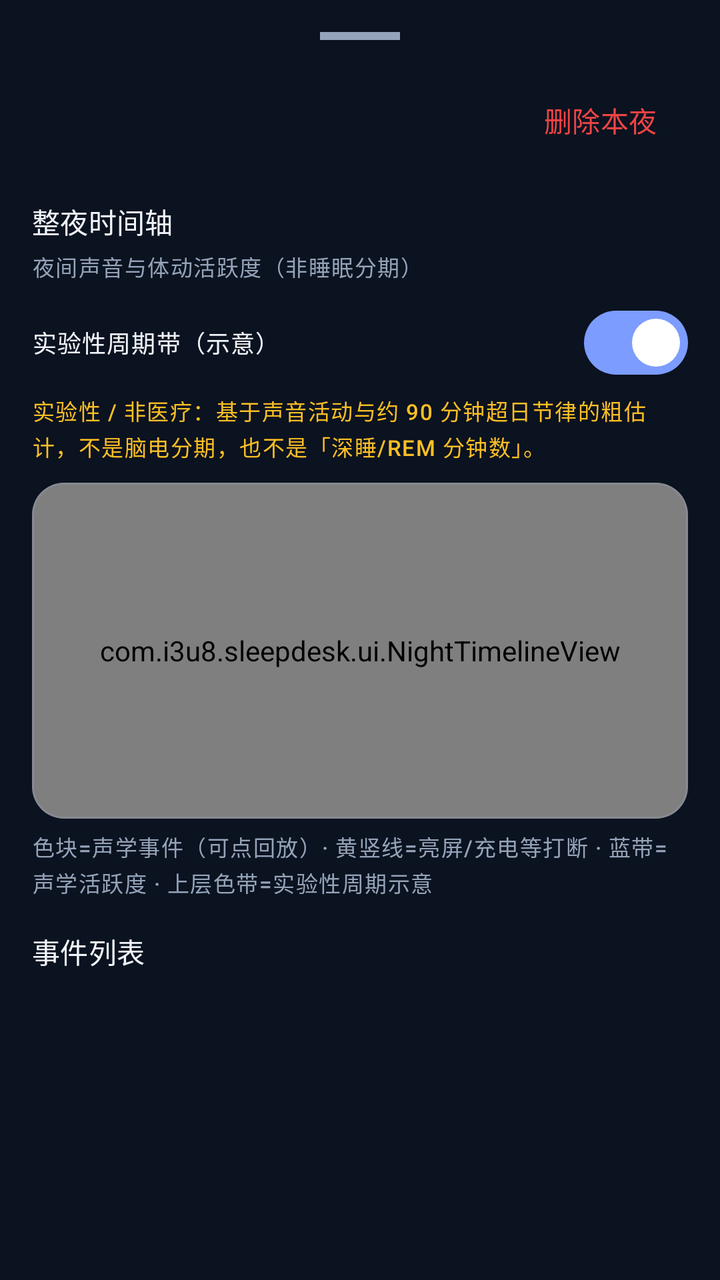
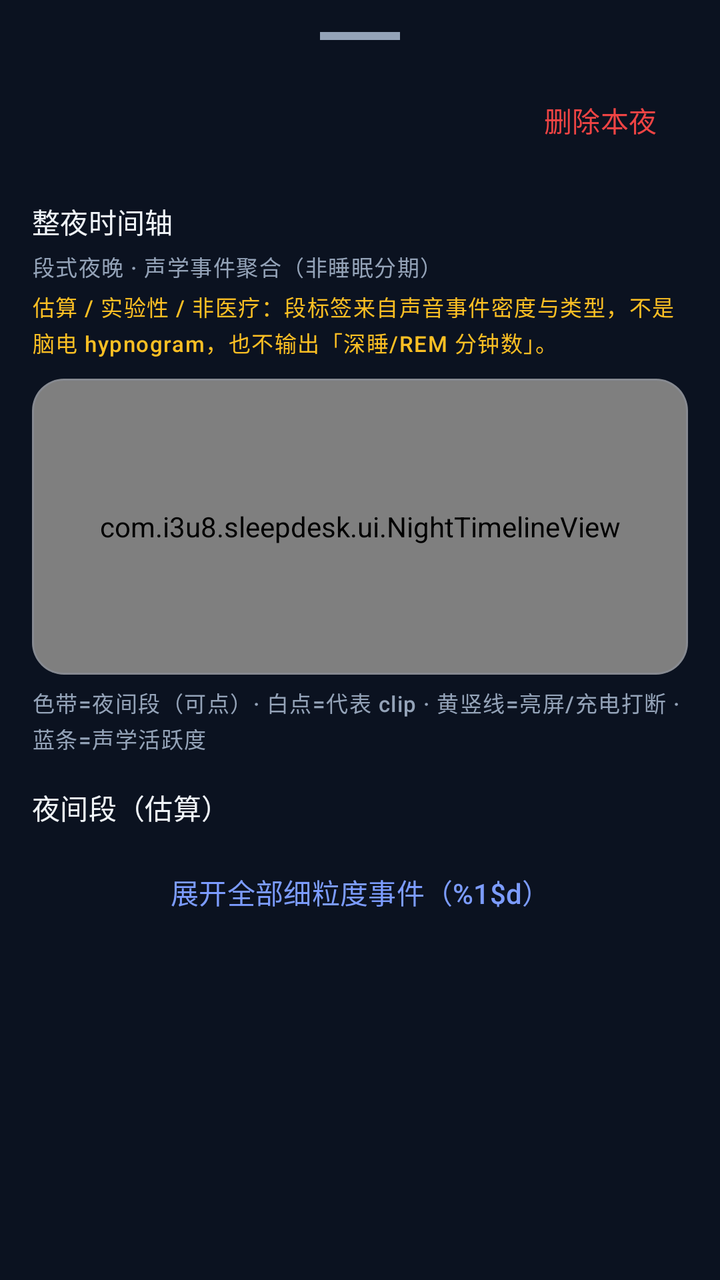

Compare the two renders of this Android layout. The source of the first and the diff that turns it into the second are given below.
<!-- AndroidManifest.xml: application theme Theme.SleepDesk -->
<!-- res/layout/bottom_sheet_session_detail.xml -->
<?xml version="1.0" encoding="utf-8"?>
<androidx.core.widget.NestedScrollView xmlns:android="http://schemas.android.com/apk/res/android"
    xmlns:app="http://schemas.android.com/apk/res-auto"
    android:layout_width="match_parent"
    android:layout_height="wrap_content"
    android:fillViewport="true"
    android:background="@color/bg">

    <LinearLayout
        android:layout_width="match_parent"
        android:layout_height="wrap_content"
        android:orientation="vertical"
        android:paddingStart="16dp"
        android:paddingEnd="16dp"
        android:paddingTop="16dp"
        android:paddingBottom="28dp"
        android:minHeight="420dp">

        <View
            android:layout_width="40dp"
            android:layout_height="4dp"
            android:layout_gravity="center_horizontal"
            android:layout_marginBottom="14dp"
            android:background="@color/muted" />

        <LinearLayout
            android:layout_width="match_parent"
            android:layout_height="wrap_content"
            android:orientation="horizontal"
            android:gravity="center_vertical">

            <LinearLayout
                android:layout_width="0dp"
                android:layout_height="wrap_content"
                android:layout_weight="1"
                android:orientation="vertical">

                <TextView
                    android:id="@+id/tvSessionTitle"
                    android:layout_width="match_parent"
                    android:layout_height="wrap_content"
                    android:textAppearance="?attr/textAppearanceTitleLarge"
                    android:textColor="@color/on_bg"
                    android:textStyle="bold" />

                <TextView
                    android:id="@+id/tvSessionSubtitle"
                    android:layout_width="match_parent"
                    android:layout_height="wrap_content"
                    android:layout_marginTop="4dp"
                    android:textAppearance="?attr/textAppearanceBodyMedium"
                    android:textColor="@color/muted" />
            </LinearLayout>

            <com.google.android.material.button.MaterialButton
                android:id="@+id/btnDeleteSession"
                style="@style/Widget.Material3.Button.TextButton"
                android:layout_width="wrap_content"
                android:layout_height="wrap_content"
                android:text="@string/btn_delete_night"
                android:textColor="@color/stop_red"
                android:textAllCaps="false" />
        </LinearLayout>

        
        <TextView
            android:layout_width="match_parent"
            android:layout_height="wrap_content"
            android:layout_marginTop="14dp"
            android:text="@string/timeline_title"
            android:textAppearance="?attr/textAppearanceTitleSmall"
            android:textColor="@color/on_bg" />

        <TextView
            android:id="@+id/tvActivityLabel"
            android:layout_width="match_parent"
            android:layout_height="wrap_content"
            android:layout_marginTop="4dp"
            android:text="@string/timeline_activity_label"
            android:textAppearance="?attr/textAppearanceLabelSmall"
            android:textColor="@color/muted" />

        <com.google.android.material.materialswitch.MaterialSwitch
            android:id="@+id/switchCycles"
            android:layout_width="match_parent"
            android:layout_height="wrap_content"
            android:layout_marginTop="6dp"
            android:checked="true"
            android:text="@string/timeline_cycle_toggle"
            android:textAppearance="?attr/textAppearanceBodySmall"
            android:textColor="@color/on_bg" />

        <TextView
            android:id="@+id/tvCycleDisclaimer"
            android:layout_width="match_parent"
            android:layout_height="wrap_content"
            android:layout_marginTop="2dp"
            android:text="@string/timeline_cycle_disclaimer"
            android:textAppearance="?attr/textAppearanceLabelSmall"
            android:textColor="@color/warning"
            android:lineSpacingExtra="2dp" />

        <com.google.android.material.card.MaterialCardView
            android:layout_width="match_parent"
            android:layout_height="wrap_content"
            android:layout_marginTop="10dp"
            app:cardBackgroundColor="@color/card_bg"
            app:cardCornerRadius="16dp"
            app:cardElevation="0dp"
            app:strokeWidth="1dp"
            app:strokeColor="@color/card_stroke">

            <com.i3u8.sleepdesk.ui.NightTimelineView
                android:id="@+id/nightTimeline"
                android:layout_width="match_parent"
                android:layout_height="168dp"
                android:padding="4dp" />
        </com.google.android.material.card.MaterialCardView>

        <TextView
            android:layout_width="match_parent"
            android:layout_height="wrap_content"
            android:layout_marginTop="6dp"
            android:text="@string/timeline_legend"
            android:textAppearance="?attr/textAppearanceLabelSmall"
            android:textColor="@color/muted"
            android:lineSpacingExtra="2dp" />

        <TextView
            android:layout_width="match_parent"
            android:layout_height="wrap_content"
            android:layout_marginTop="16dp"
            android:text="@string/timeline_events_list"
            android:textAppearance="?attr/textAppearanceTitleSmall"
            android:textColor="@color/on_bg" />

        <TextView
            android:id="@+id/tvSessionEventsEmpty"
            android:layout_width="match_parent"
            android:layout_height="wrap_content"
            android:text="@string/events_empty"
            android:textColor="@color/muted"
            android:padding="24dp"
            android:gravity="center"
            android:visibility="gone" />

        <androidx.recyclerview.widget.RecyclerView
            android:id="@+id/rvSessionEvents"
            android:layout_width="match_parent"
            android:layout_height="wrap_content"
            android:nestedScrollingEnabled="false"
            android:overScrollMode="never" />
    </LinearLayout>
</androidx.core.widget.NestedScrollView>
<!-- resources referenced by this layout -->
<resources>
  <color name="bg">#FF0B1220</color>
  <color name="card_bg">#FF152036</color>
  <color name="card_stroke">#33A5B4D4</color>
  <color name="muted">#FF94A3B8</color>
  <color name="on_bg">#FFF1F5F9</color>
  <color name="stop_red">#FFEF4444</color>
  <color name="warning">#FFFBBF24</color>
  <string name="btn_delete_night">删除本夜</string>
  <string name="events_empty">暂无事件记录</string>
  <string name="timeline_activity_label">夜间声音与体动活跃度（非睡眠分期）</string>
  <string name="timeline_cycle_disclaimer">实验性 / 非医疗：基于声音活动与约 90 分钟超日节律的粗估计，不是脑电分期，也不是「深睡/REM 分钟数」。</string>
  <string name="timeline_cycle_toggle">实验性周期带（示意）</string>
  <string name="timeline_events_list">事件列表</string>
  <string name="timeline_legend">色块=声学事件（可点回放）· 黄竖线=亮屏/充电等打断 · 蓝带=声学活跃度 · 上层色带=实验性周期示意</string>
  <string name="timeline_title">整夜时间轴</string>
  <style name="Theme.SleepDesk" parent="Theme.Material3.Dark.NoActionBar">
          <item name="colorPrimary">@color/accent</item>
          <item name="colorOnPrimary">@android:color/white</item>
          <item name="colorPrimaryContainer">@color/accent_dim</item>
          <item name="colorOnPrimaryContainer">@color/on_bg</item>
          <item name="colorSecondary">@color/start_green</item>
          <item name="colorOnSecondary">@android:color/white</item>
          <item name="colorSurface">@color/card_bg</item>
          <item name="colorOnSurface">@color/on_bg</item>
          <item name="colorOnSurfaceVariant">@color/muted</item>
          <item name="android:colorBackground">@color/bg</item>
          <item name="colorOutline">@color/card_stroke</item>
          <item name="android:statusBarColor">@color/bg</item>
          <item name="android:navigationBarColor">@color/nav_bg</item>
          <item name="android:windowBackground">@color/bg</item>
          <item name="bottomSheetDialogTheme">@style/ThemeOverlay.SleepDesk.BottomSheet</item>
      </style>
  <color name="accent">#FF7C9CFF</color>
  <color name="accent_dim">#FF3D4F8C</color>
  <color name="start_green">#FF22C55E</color>
  <color name="nav_bg">#FF121A2B</color>
  <style name="ThemeOverlay.SleepDesk.BottomSheet" parent="ThemeOverlay.Material3.BottomSheetDialog">
          <item name="bottomSheetStyle">@style/Widget.SleepDesk.BottomSheet</item>
      </style>
  <style name="Widget.SleepDesk.BottomSheet" parent="Widget.Material3.BottomSheet.Modal">
          <item name="backgroundTint">@color/card_bg</item>
          <item name="shapeAppearance">@style/ShapeAppearance.SleepDesk.Large</item>
      </style>
  <style name="ShapeAppearance.SleepDesk.Large" parent="ShapeAppearance.Material3.LargeComponent">
          <item name="cornerFamily">rounded</item>
          <item name="cornerSize">24dp</item>
      </style>
</resources>

<!-- the commit's change to res/layout/bottom_sheet_session_detail.xml (unified diff, before → after) -->
@@ -62,7 +62,6 @@
                 android:textAllCaps="false" />
         </LinearLayout>
 
-        
         <TextView
             android:layout_width="match_parent"
             android:layout_height="wrap_content"
@@ -76,26 +75,16 @@
             android:layout_width="match_parent"
             android:layout_height="wrap_content"
             android:layout_marginTop="4dp"
-            android:text="@string/timeline_activity_label"
+            android:text="@string/timeline_segment_label"
             android:textAppearance="?attr/textAppearanceLabelSmall"
             android:textColor="@color/muted" />
-
-        <com.google.android.material.materialswitch.MaterialSwitch
-            android:id="@+id/switchCycles"
-            android:layout_width="match_parent"
-            android:layout_height="wrap_content"
-            android:layout_marginTop="6dp"
-            android:checked="true"
-            android:text="@string/timeline_cycle_toggle"
-            android:textAppearance="?attr/textAppearanceBodySmall"
-            android:textColor="@color/on_bg" />
 
         <TextView
             android:id="@+id/tvCycleDisclaimer"
             android:layout_width="match_parent"
             android:layout_height="wrap_content"
-            android:layout_marginTop="2dp"
-            android:text="@string/timeline_cycle_disclaimer"
+            android:layout_marginTop="4dp"
+            android:text="@string/timeline_segment_disclaimer"
             android:textAppearance="?attr/textAppearanceLabelSmall"
             android:textColor="@color/warning"
             android:lineSpacingExtra="2dp" />
@@ -113,7 +102,7 @@
             <com.i3u8.sleepdesk.ui.NightTimelineView
                 android:id="@+id/nightTimeline"
                 android:layout_width="match_parent"
-                android:layout_height="168dp"
+                android:layout_height="148dp"
                 android:padding="4dp" />
         </com.google.android.material.card.MaterialCardView>
 
@@ -121,7 +110,7 @@
             android:layout_width="match_parent"
             android:layout_height="wrap_content"
             android:layout_marginTop="6dp"
-            android:text="@string/timeline_legend"
+            android:text="@string/timeline_legend_v03"
             android:textAppearance="?attr/textAppearanceLabelSmall"
             android:textColor="@color/muted"
             android:lineSpacingExtra="2dp" />
@@ -130,9 +119,36 @@
             android:layout_width="match_parent"
             android:layout_height="wrap_content"
             android:layout_marginTop="16dp"
-            android:text="@string/timeline_events_list"
+            android:text="@string/segments_list_title"
             android:textAppearance="?attr/textAppearanceTitleSmall"
             android:textColor="@color/on_bg" />
+
+        <TextView
+            android:id="@+id/tvSessionSegmentsEmpty"
+            android:layout_width="match_parent"
+            android:layout_height="wrap_content"
+            android:text="@string/segments_empty"
+            android:textColor="@color/muted"
+            android:padding="24dp"
+            android:gravity="center"
+            android:visibility="gone" />
+
+        <androidx.recyclerview.widget.RecyclerView
+            android:id="@+id/rvSessionSegments"
+            android:layout_width="match_parent"
+            android:layout_height="wrap_content"
+            android:nestedScrollingEnabled="false"
+            android:overScrollMode="never" />
+
+        <com.google.android.material.button.MaterialButton
+            android:id="@+id/btnExpandAllEvents"
+            style="@style/Widget.Material3.Button.TextButton"
+            android:layout_width="match_parent"
+            android:layout_height="wrap_content"
+            android:layout_marginTop="8dp"
+            android:text="@string/session_expand_events"
+            android:textAllCaps="false"
+            android:textColor="@color/accent" />
 
         <TextView
             android:id="@+id/tvSessionEventsEmpty"
@@ -140,7 +156,7 @@
             android:layout_height="wrap_content"
             android:text="@string/events_empty"
             android:textColor="@color/muted"
-            android:padding="24dp"
+            android:padding="16dp"
             android:gravity="center"
             android:visibility="gone" />
 
@@ -149,6 +165,7 @@
             android:layout_width="match_parent"
             android:layout_height="wrap_content"
             android:nestedScrollingEnabled="false"
-            android:overScrollMode="never" />
+            android:overScrollMode="never"
+            android:visibility="gone" />
     </LinearLayout>
 </androidx.core.widget.NestedScrollView>
<!-- resource entries referenced after the edit -->
@@ -1,5 +1,6 @@
 <!-- resources referenced by this layout -->
 <resources>
+  <color name="accent">#FF7C9CFF</color>
   <color name="bg">#FF0B1220</color>
   <color name="card_bg">#FF152036</color>
   <color name="card_stroke">#33A5B4D4</color>
@@ -9,11 +10,12 @@
   <color name="warning">#FFFBBF24</color>
   <string name="btn_delete_night">删除本夜</string>
   <string name="events_empty">暂无事件记录</string>
-  <string name="timeline_activity_label">夜间声音与体动活跃度（非睡眠分期）</string>
-  <string name="timeline_cycle_disclaimer">实验性 / 非医疗：基于声音活动与约 90 分钟超日节律的粗估计，不是脑电分期，也不是「深睡/REM 分钟数」。</string>
-  <string name="timeline_cycle_toggle">实验性周期带（示意）</string>
-  <string name="timeline_events_list">事件列表</string>
-  <string name="timeline_legend">色块=声学事件（可点回放）· 黄竖线=亮屏/充电等打断 · 蓝带=声学活跃度 · 上层色带=实验性周期示意</string>
+  <string name="segments_empty">暂无成段事件（安静夜或仅有辅信号）</string>
+  <string name="segments_list_title">夜间段（估算）</string>
+  <string name="session_expand_events">展开全部细粒度事件（%1$d）</string>
+  <string name="timeline_legend_v03">色带=夜间段（可点）· 白点=代表 clip · 黄竖线=亮屏/充电打断 · 蓝条=声学活跃度</string>
+  <string name="timeline_segment_disclaimer">估算 / 实验性 / 非医疗：段标签来自声音事件密度与类型，不是脑电 hypnogram，也不输出「深睡/REM 分钟数」。</string>
+  <string name="timeline_segment_label">段式夜晚 · 声学事件聚合（非睡眠分期）</string>
   <string name="timeline_title">整夜时间轴</string>
   <style name="Theme.SleepDesk" parent="Theme.Material3.Dark.NoActionBar">
           <item name="colorPrimary">@color/accent</item>
@@ -32,7 +34,6 @@
           <item name="android:windowBackground">@color/bg</item>
           <item name="bottomSheetDialogTheme">@style/ThemeOverlay.SleepDesk.BottomSheet</item>
       </style>
-  <color name="accent">#FF7C9CFF</color>
   <color name="accent_dim">#FF3D4F8C</color>
   <color name="start_green">#FF22C55E</color>
   <color name="nav_bg">#FF121A2B</color>
